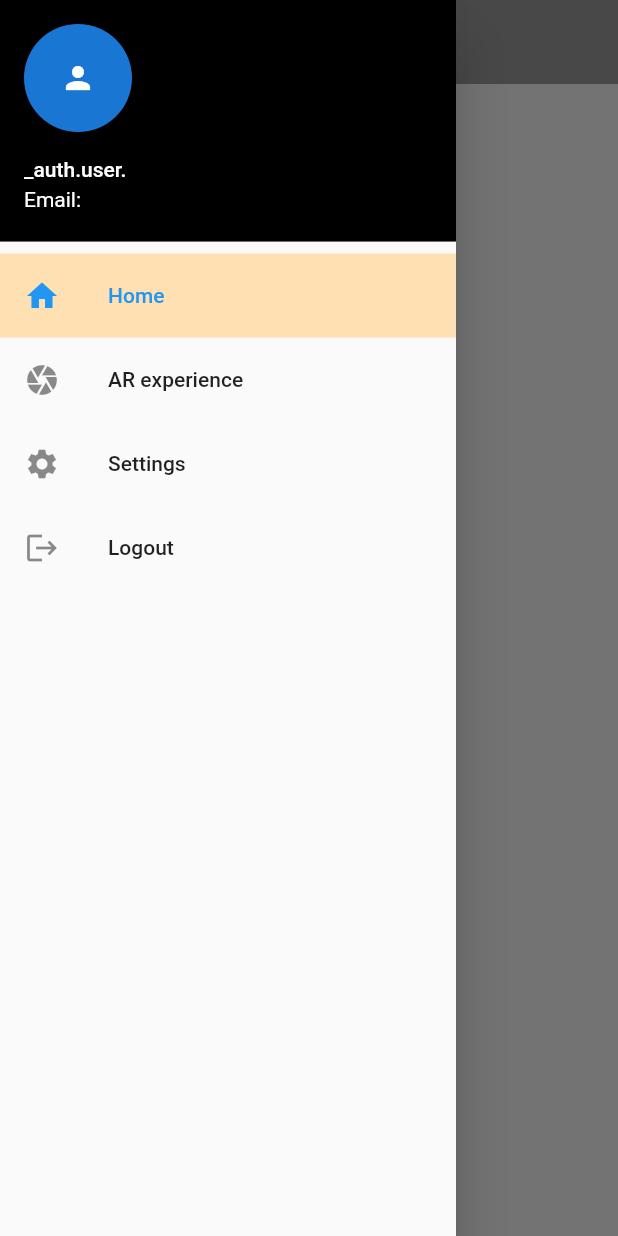
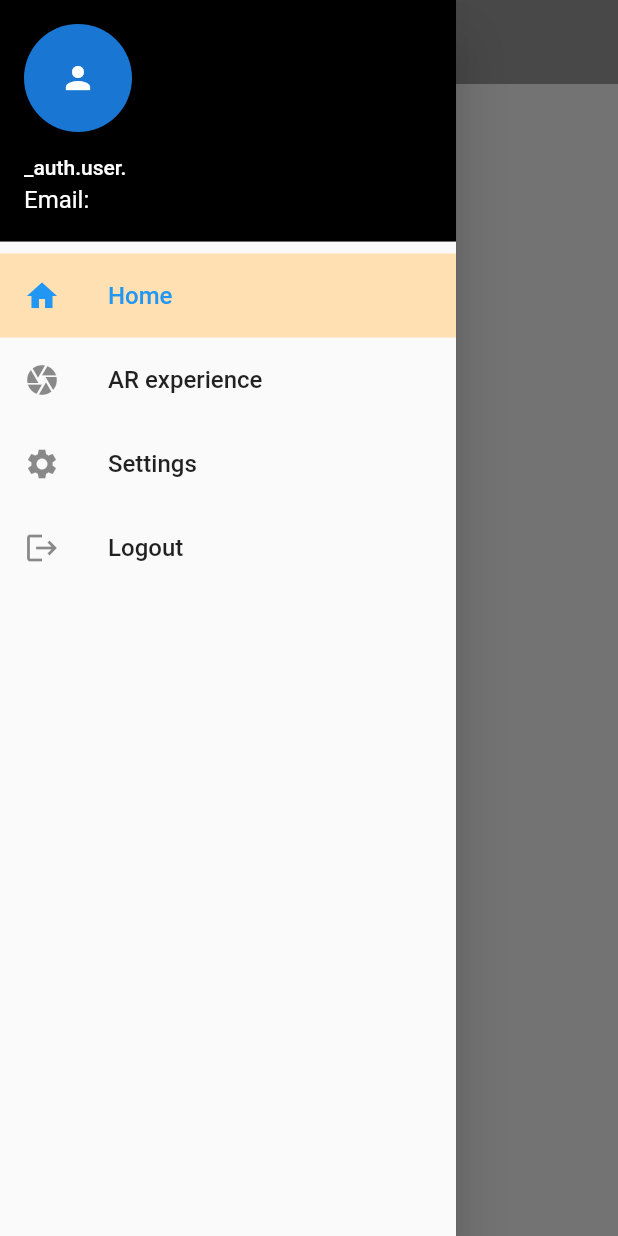
Before and after one commit to bayrem999/Flutter-Firebase-SignIn, a Flutter app: the screen it shows once a user with an empty profile is signed in, with the side drawer open, on a phone screen of 412 x 824 dp. Run offline on Flutter 3.47's test engine with Material 2 defaults, Android fonts, the phone set to English and light mode, and no system bars; our stand-ins replace animated_splash_screen, cloud_firestore, firebase_auth, firebase_core, flutter_tts, lottie and 1 more; accounts and stored records are empty.

Commit message:
Settings : language

```diff
--- a/lib/main.dart
+++ b/lib/main.dart
@@ -10,12 +10,17 @@ import 'package:sign_in/screens/Wrapper.dart';
 import 'package:sign_in/screens/splach_screen.dart';
 import 'package:firebase_core/firebase_core.dart';
 import 'package:provider/provider.dart';
+import 'package:flutter_tts/flutter_tts.dart';
+import 'package:flutter_localizations/flutter_localizations.dart';
+
+
 
 void main() async {
   WidgetsFlutterBinding.ensureInitialized();
 
   await Firebase.initializeApp();
   // Initialization of Firebase app
+  FlutterTts flutterTts = FlutterTts();
 
   runApp(
 
@@ -45,6 +50,16 @@ class MyApp extends StatelessWidget {
           bool isDarkModeEnabled = appState.isDarkModeEnabled;
 
           return MaterialApp(
+            localizationsDelegates: const  [
+              GlobalMaterialLocalizations.delegate,
+              GlobalWidgetsLocalizations.delegate,
+            ],
+            supportedLocales: const [
+              const Locale('en', 'US'), // English
+              const Locale('fr', 'FR'), // French
+              // Add more supported locales as needed
+            ],
+
             title: 'My App',
             theme: isDarkModeEnabled ? ThemeData.dark() : ThemeData.light(),
             routes: {
--- a/lib/screens/Home/AppState.dart
+++ b/lib/screens/Home/AppState.dart
@@ -1,9 +1,14 @@
 import 'package:flutter/material.dart';
+import 'package:flutter_tts/flutter_tts.dart';
 
 class AppState extends ChangeNotifier {
   int _selectedIndex = 0;
   bool _isDarkModeEnabled = false;
   double _fontSize = 16.0;
+  FlutterTts? _flutterTts;
+
+
+
 
 
   int get selectedIndex => _selectedIndex;
--- a/lib/screens/Home/CustomDrawer.dart
+++ b/lib/screens/Home/CustomDrawer.dart
@@ -40,7 +40,7 @@ class _customDrawerState extends State<customDrawer> {
         children: [
           UserAccountsDrawerHeader(
             accountName: Text("_auth.user."),
-            accountEmail: Text('Email: ${user?.email ?? "N/A"}'),
+            accountEmail: Text('Email: ${user?.email ?? "N/A"}', style: TextStyle(fontSize: Provider.of<AppState>(context).fontSize),),
             currentAccountPicture: CircleAvatar(
               child: Icon(Icons.person),
             ),
@@ -58,7 +58,7 @@ class _customDrawerState extends State<customDrawer> {
             children:   [
           ListTile(
             leading: Icon(Icons.home),
-          title: Text('Home'),
+          title: Text('Home', style: TextStyle(fontSize: Provider.of<AppState>(context).fontSize),),
             onTap: () {
               var appState = Provider.of<AppState>(context, listen: false);
               appState.selectedIndex = 0;
@@ -70,7 +70,7 @@ class _customDrawerState extends State<customDrawer> {
          ),
           ListTile(
             leading: Icon(Icons.camera),
-            title: Text('AR experience'),
+            title: Text('AR experience', style: TextStyle(fontSize: Provider.of<AppState>(context).fontSize),),
             onTap: () {
               var appState = Provider.of<AppState>(context, listen: false);
               appState.selectedIndex = 1;
@@ -84,7 +84,7 @@ class _customDrawerState extends State<customDrawer> {
 
               ListTile(
                 leading: Icon(Icons.settings),
-                title: Text('Settings'),
+                title: Text('Settings', style: TextStyle(fontSize: Provider.of<AppState>(context).fontSize),),
                 onTap: () {
                   var appState = Provider.of<AppState>(context, listen: false);
                   appState.selectedIndex = 2;
@@ -98,7 +98,7 @@ class _customDrawerState extends State<customDrawer> {
               // Add more ListTile widgets as needed
               ListTile(
                 leading: Icon(Icons.logout),
-                title: Text('Logout'),
+                title: Text('Logout', style: TextStyle(fontSize: Provider.of<AppState>(context).fontSize),),
                 onTap: () async {
                   await _auth.signOut();
 
--- a/lib/screens/Home/home_screen.dart
+++ b/lib/screens/Home/home_screen.dart
@@ -27,7 +27,7 @@ class _homeState extends State<home> {
 
       backgroundColor: Colors.blueAccent[50],
       appBar: AppBar(
-        title: Text('Home Page',),
+        title: Text('Home Page', style: TextStyle(fontSize: Provider.of<AppState>(context).fontSize),),
         backgroundColor: Colors.grey,
         elevation: 0.0,
 
--- a/pubspec.yaml
+++ b/pubspec.yaml
@@ -47,6 +47,9 @@ dependencies:
   lottie: ^2.5.0
   simple_animations: ^5.0.2
   settings_ui: ^2.0.2
+  flutter_tts: ^3.7.0
+  intl: ^0.18.0
+  flutter_localization: ^0.1.13
 
 
 
```
Also changed, not shown: lib/l10n/app_en.arb (added, +21 -0 lines), lib/l10n/app_fr.arb (added, +22 -0 lines), pubspec.lock, 5 other files.
